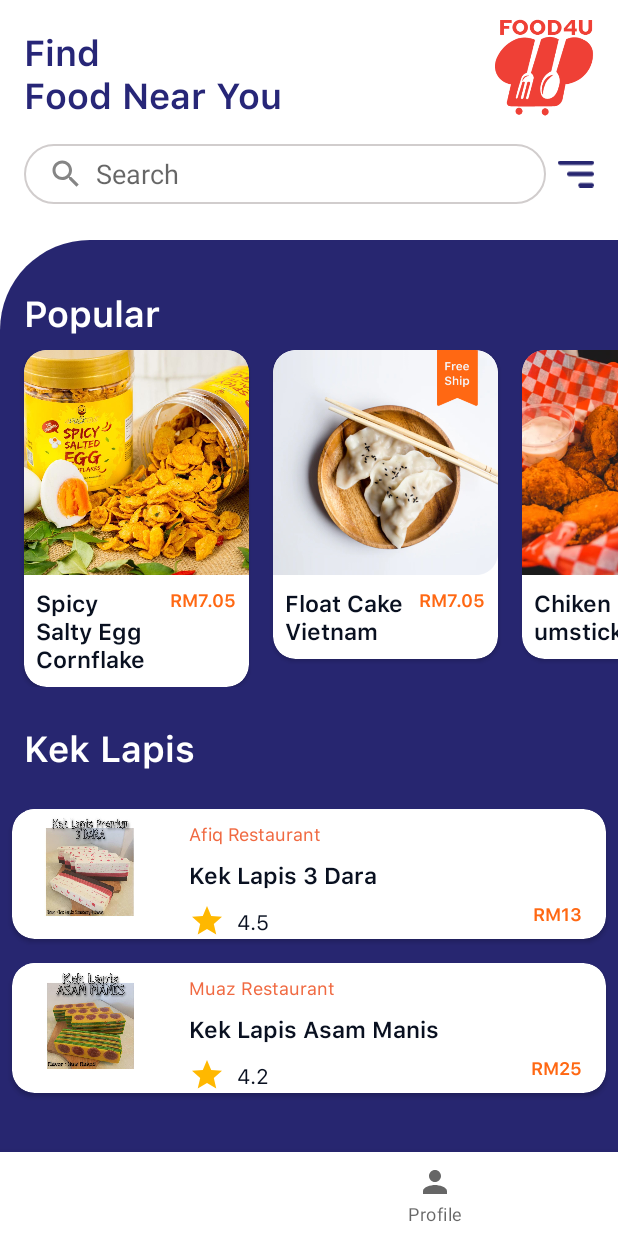
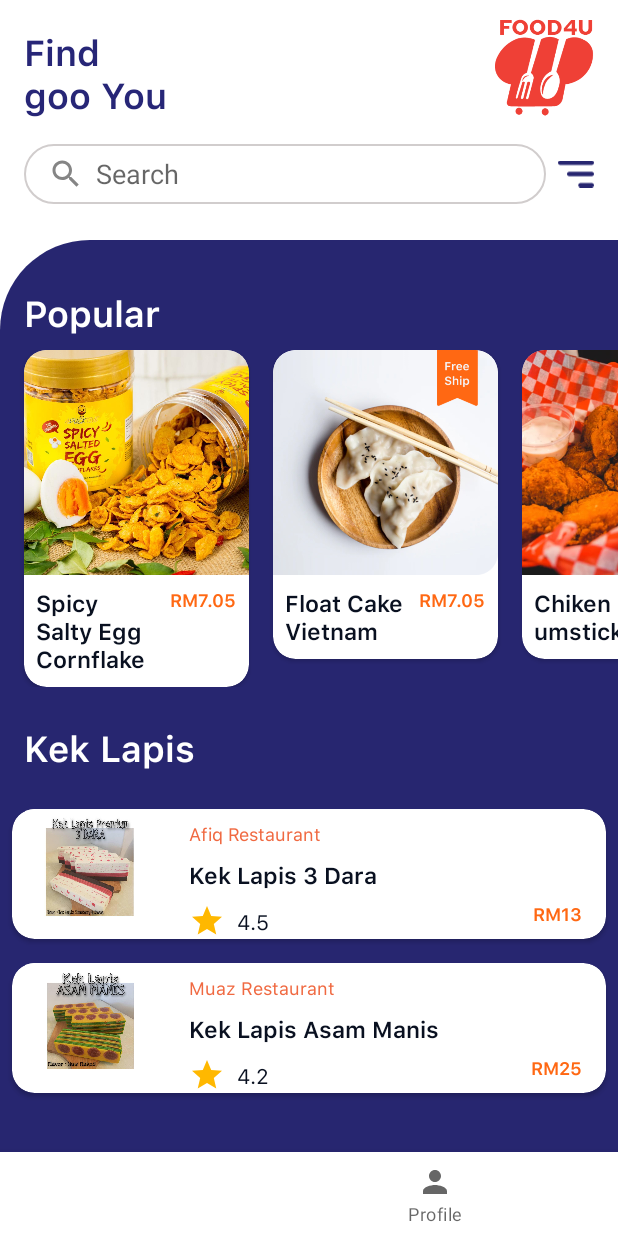
Before and after one commit to muazam99/FoodDeliveryApp-master, an Android app: the screen it shows after launch (MainActivity), on a phone screen of 412 x 824 dp. Run offline under Robolectric (Android 15) with nearby library versions, the phone set to English and light mode, and no system bars.

Commit message:
ubah food

```diff
--- a/app/src/main/res/layout/activity_main.xml
+++ b/app/src/main/res/layout/activity_main.xml
@@ -13,7 +13,7 @@
         android:layout_marginStart="16dp"
         android:layout_marginTop="18dp"
         android:fontFamily="@font/semibold"
-        android:text="Find\nFood Near You"
+        android:text="Find\ngoo You"
         android:textColor="#272677"
         android:textSize="24sp"
         app:layout_constraintStart_toStartOf="parent"
```
